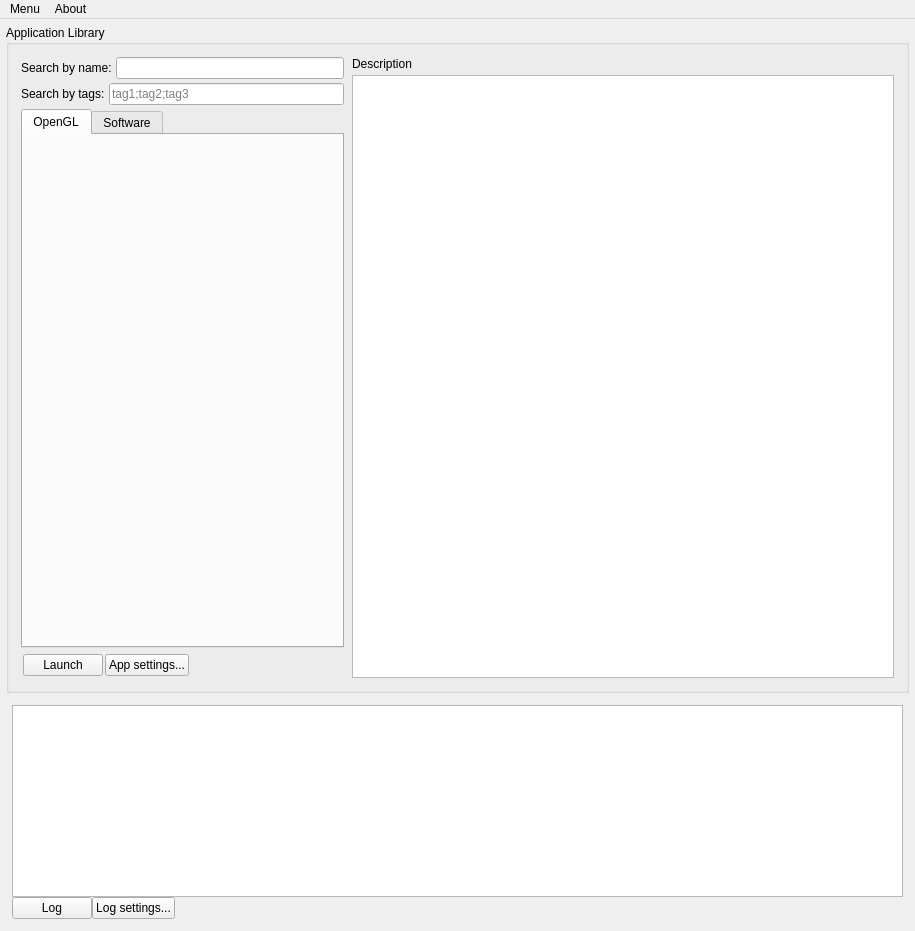
The window that Core/src/CoreAppWindow.ui (ButtonHeck/Ouquitoure) describes before a commit, drawn with Qt 5.
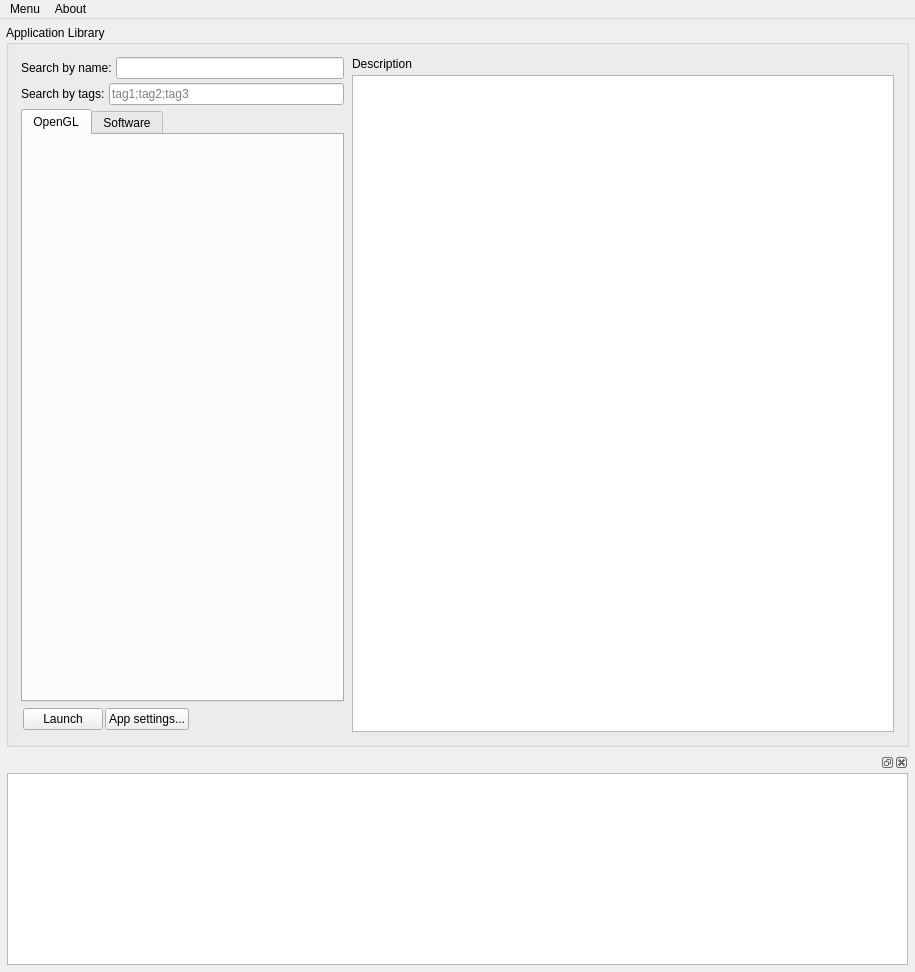
The same window after the commit. Custom widgets are drawn as their Qt base class.

Commit message: log window dock widget and log buttons are in toolbox

The edit to the form file:
```diff
--- a/Core/src/CoreAppWindow.ui
+++ b/Core/src/CoreAppWindow.ui
@@ -7,7 +7,7 @@
     <x>0</x>
     <y>0</y>
     <width>915</width>
-    <height>931</height>
+    <height>972</height>
    </rect>
   </property>
   <property name="sizePolicy">
@@ -316,21 +316,29 @@
        </widget>
       </item>
       <item>
-       <layout class="QVBoxLayout" name="logLayout">
+       <widget class="QDockWidget" name="logDockWidget">
+        <property name="sizePolicy">
+         <sizepolicy hsizetype="Expanding" vsizetype="Minimum">
+          <horstretch>0</horstretch>
+          <verstretch>0</verstretch>
+         </sizepolicy>
+        </property>
+        <widget class="QWidget" name="logDockWidgetContents">
+         <layout class="QHBoxLayout" name="horizontalLayout_2">
         <property name="spacing">
          <number>0</number>
         </property>
         <property name="leftMargin">
-         <number>6</number>
+           <number>1</number>
         </property>
         <property name="topMargin">
-         <number>6</number>
+           <number>1</number>
         </property>
         <property name="rightMargin">
-         <number>6</number>
+           <number>1</number>
         </property>
         <property name="bottomMargin">
-         <number>6</number>
+           <number>1</number>
         </property>
         <item>
          <widget class="QTextEdit" name="logWindow">
@@ -348,62 +356,9 @@
           </property>
          </widget>
         </item>
-        <item>
-         <layout class="QHBoxLayout" name="logButtonsLayout">
-          <property name="topMargin">
-           <number>0</number>
-          </property>
-          <item alignment="Qt::AlignLeft">
-           <widget class="QPushButton" name="logHideButton">
-            <property name="sizePolicy">
-             <sizepolicy hsizetype="Minimum" vsizetype="Minimum">
-              <horstretch>0</horstretch>
-              <verstretch>0</verstretch>
-             </sizepolicy>
-            </property>
-            <property name="text">
-             <string>Log</string>
-            </property>
-            <property name="checkable">
-             <bool>true</bool>
-            </property>
-            <property name="checked">
-             <bool>false</bool>
-            </property>
-            <property name="flat">
-             <bool>false</bool>
-            </property>
-           </widget>
-          </item>
-          <item alignment="Qt::AlignLeft">
-           <widget class="QPushButton" name="logSettingsButton">
-            <property name="sizePolicy">
-             <sizepolicy hsizetype="Minimum" vsizetype="Minimum">
-              <horstretch>0</horstretch>
-              <verstretch>0</verstretch>
-             </sizepolicy>
-            </property>
-            <property name="text">
-             <string>Log settings...</string>
-            </property>
-           </widget>
-          </item>
-          <item>
-           <spacer name="logButtonsSpacer">
-            <property name="orientation">
-             <enum>Qt::Horizontal</enum>
-            </property>
-            <property name="sizeHint" stdset="0">
-             <size>
-              <width>40</width>
-              <height>1</height>
-             </size>
-            </property>
-           </spacer>
-          </item>
-         </layout>
-        </item>
-       </layout>
+         </layout>
+        </widget>
+       </widget>
       </item>
      </layout>
     </item>
```
Left out of the diff: 19 changed lines with no effect on the pictures. Lines whose indentation alone changed are shown as unchanged. The commit also changes 9 other files.
